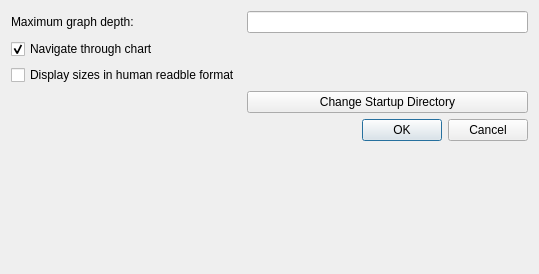
Qt form DiskAnalyst/settingsdialog.ui (ahmed-agiza/disk-analyzer) before a commit.
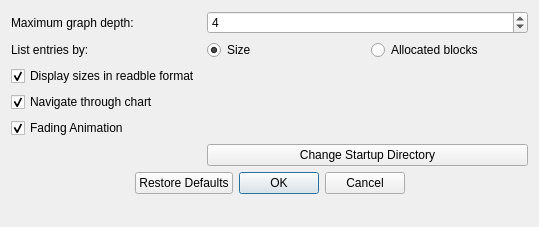
The same form after that commit.

Commit message: Settings Dialog Implementation

Diff of the .ui file:
```diff
--- a/DiskAnalyst/settingsdialog.ui
+++ b/DiskAnalyst/settingsdialog.ui
@@ -7,24 +7,55 @@
     <x>0</x>
     <y>0</y>
     <width>539</width>
-    <height>274</height>
+    <height>227</height>
    </rect>
   </property>
   <property name="windowTitle">
    <string>Dialog</string>
   </property>
   <layout class="QFormLayout" name="formLayout">
-   <item row="0" column="0">
+   <property name="fieldGrowthPolicy">
+    <enum>QFormLayout::AllNonFixedFieldsGrow</enum>
+   </property>
+   <item row="2" column="0">
     <widget class="QLabel" name="lblGraphDepth">
      <property name="text">
       <string>Maximum graph depth:</string>
      </property>
     </widget>
    </item>
-   <item row="0" column="1">
-    <widget class="QLineEdit" name="letGraphDepth"/>
+   <item row="4" column="1">
+    <layout class="QHBoxLayout" name="horizontalLayout_2">
+     <item>
+      <widget class="QRadioButton" name="rbtSize">
+       <property name="text">
+        <string>Size</string>
+       </property>
+       <property name="checked">
+        <bool>true</bool>
+       </property>
+      </widget>
+     </item>
+     <item>
+      <widget class="QRadioButton" name="rbtBlocks">
+       <property name="text">
+        <string>Allocated blocks</string>
+       </property>
+      </widget>
+     </item>
+    </layout>
    </item>
-   <item row="1" column="0">
+   <item row="5" column="0">
+    <widget class="QCheckBox" name="chkReadable">
+     <property name="text">
+      <string>Display sizes in readble format</string>
+     </property>
+     <property name="checked">
+      <bool>true</bool>
+     </property>
+    </widget>
+   </item>
+   <item row="6" column="0">
     <widget class="QCheckBox" name="chkNavigate">
      <property name="text">
       <string>Navigate through chart</string>
@@ -34,34 +65,60 @@
      </property>
     </widget>
    </item>
-   <item row="2" column="0">
-    <widget class="QCheckBox" name="chcReadable">
+   <item row="7" column="0">
+    <widget class="QCheckBox" name="chkFading">
      <property name="text">
-      <string>Display sizes in human readble format</string>
+      <string>Fading Animation</string>
+     </property>
+     <property name="checked">
+      <bool>true</bool>
      </property>
     </widget>
    </item>
-   <item row="3" column="0">
+   <item row="8" column="0">
     <widget class="QLabel" name="lblStartupDirectory">
      <property name="text">
       <string/>
      </property>
     </widget>
    </item>
-   <item row="3" column="1">
-    <widget class="QPushButton" name="btnStartuoDirectory">
+   <item row="8" column="1">
+    <widget class="QPushButton" name="btnStartupDirectory">
      <property name="text">
       <string>Change Startup Directory</string>
      </property>
     </widget>
    </item>
-   <item row="4" column="1">
+   <item row="10" column="0" colspan="2">
     <widget class="QDialogButtonBox" name="bbxOkCancel">
      <property name="orientation">
       <enum>Qt::Horizontal</enum>
      </property>
      <property name="standardButtons">
-      <set>QDialogButtonBox::Cancel|QDialogButtonBox::Ok</set>
+      <set>QDialogButtonBox::Cancel|QDialogButtonBox::Ok|QDialogButtonBox::RestoreDefaults</set>
+     </property>
+     <property name="centerButtons">
+      <bool>true</bool>
+     </property>
+    </widget>
+   </item>
+   <item row="4" column="0">
+    <widget class="QLabel" name="lblEntriesBy">
+     <property name="text">
+      <string>List entries by:</string>
+     </property>
+    </widget>
+   </item>
+   <item row="2" column="1">
+    <widget class="QSpinBox" name="sbxGraphDepth">
+     <property name="minimum">
+      <number>1</number>
+     </property>
+     <property name="maximum">
+      <number>5</number>
+     </property>
+     <property name="value">
+      <number>4</number>
      </property>
     </widget>
    </item>
```
The commit also changes 13 other files.
